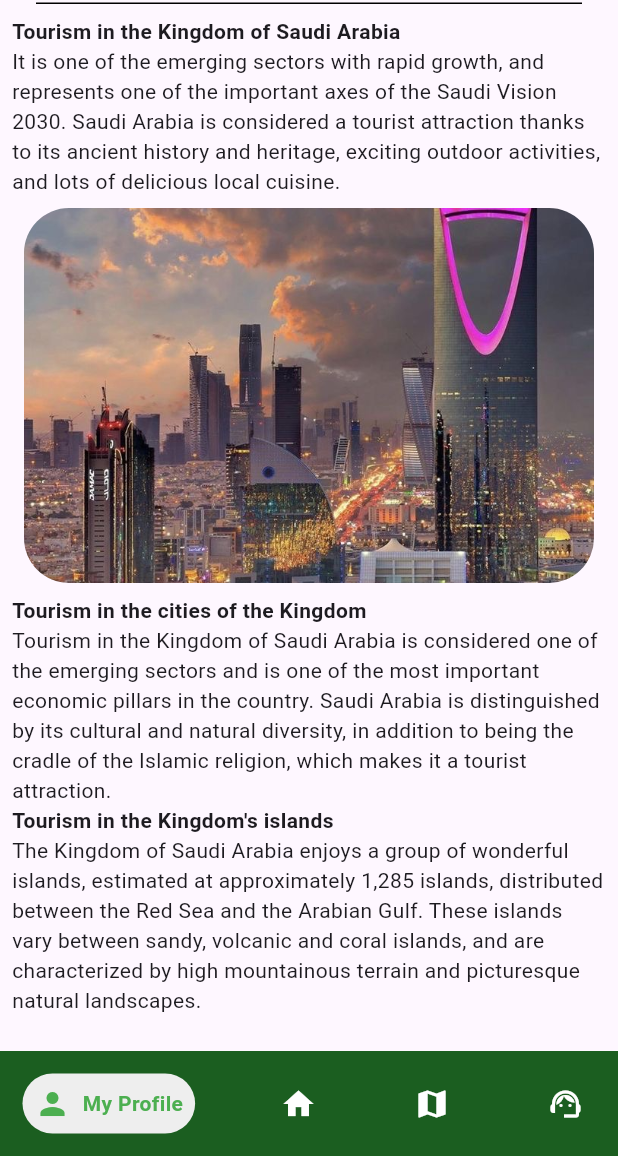
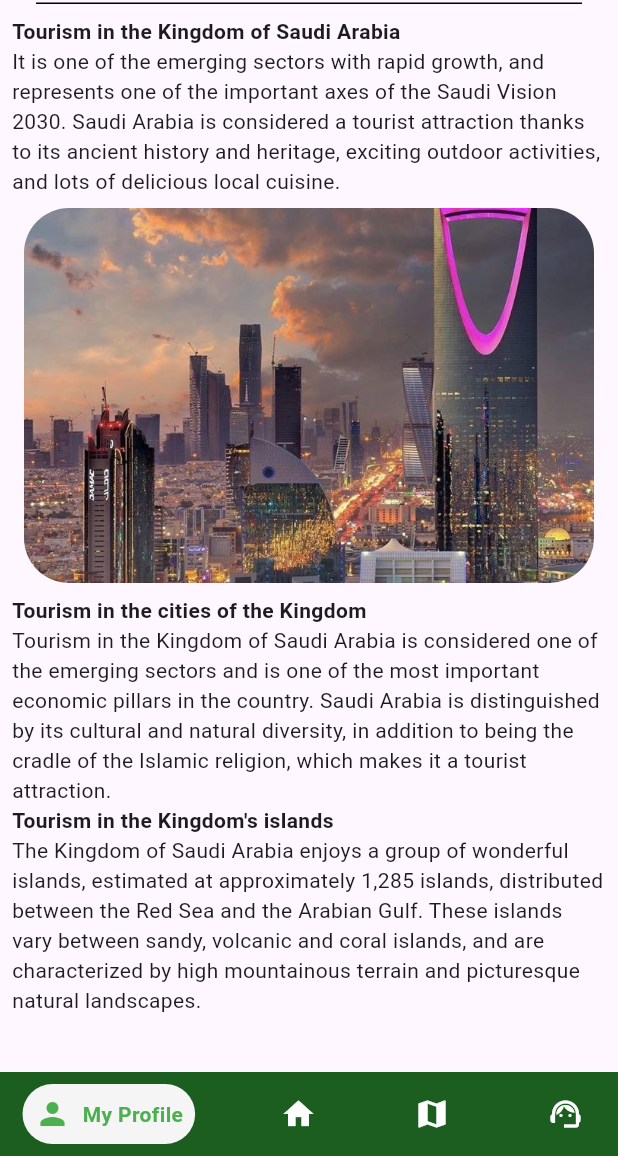
Before and after one commit to FmaazDeveloper/Naseem-SA-App, a Flutter app: the screen it shows after launch, on a phone screen of 412 x 824 dp, the part 80-1236 px from its top. Run offline on Flutter 3.47's test engine with Material 3 defaults, Android fonts, the phone set to English and light mode, and no system bars; drawn by our look-alikes of google_nav_bar.

Commit message:
fix bottom bar

```diff
--- a/lib/Bars/bottom_bar.dart
+++ b/lib/Bars/bottom_bar.dart
@@ -23,12 +23,12 @@ class _bottomBarState extends State<bottomBar> {
     return Container(
       color: Colors.green.shade900,
       child: Padding(
-        padding: const EdgeInsets.symmetric(horizontal: 15, vertical: 15),
+        padding: const EdgeInsets.symmetric(horizontal: 15, vertical: 8),
         child: GNav(
           gap: 8,
           color: Colors.white,
           activeColor: Colors.green,
-          tabBackgroundColor: Colors.grey.shade200,
+          tabBackgroundColor: Colors.grey.shade100,
           padding: const EdgeInsets.all(8),
           onTabChange: (index) {
             Navigator.push(
```
